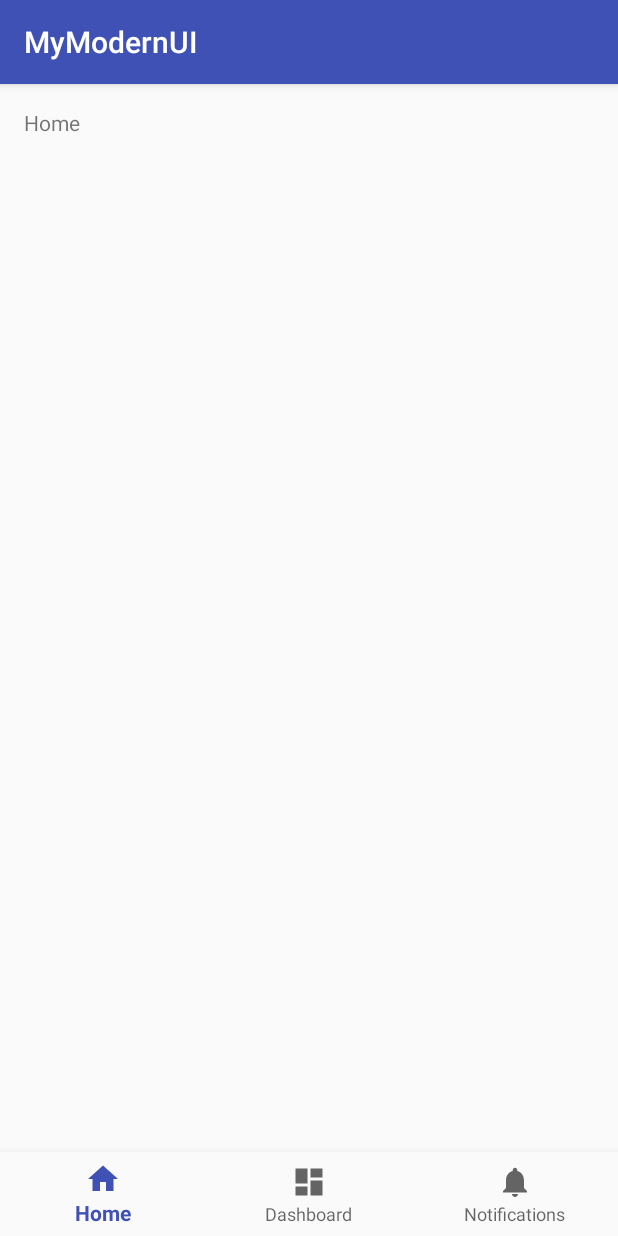
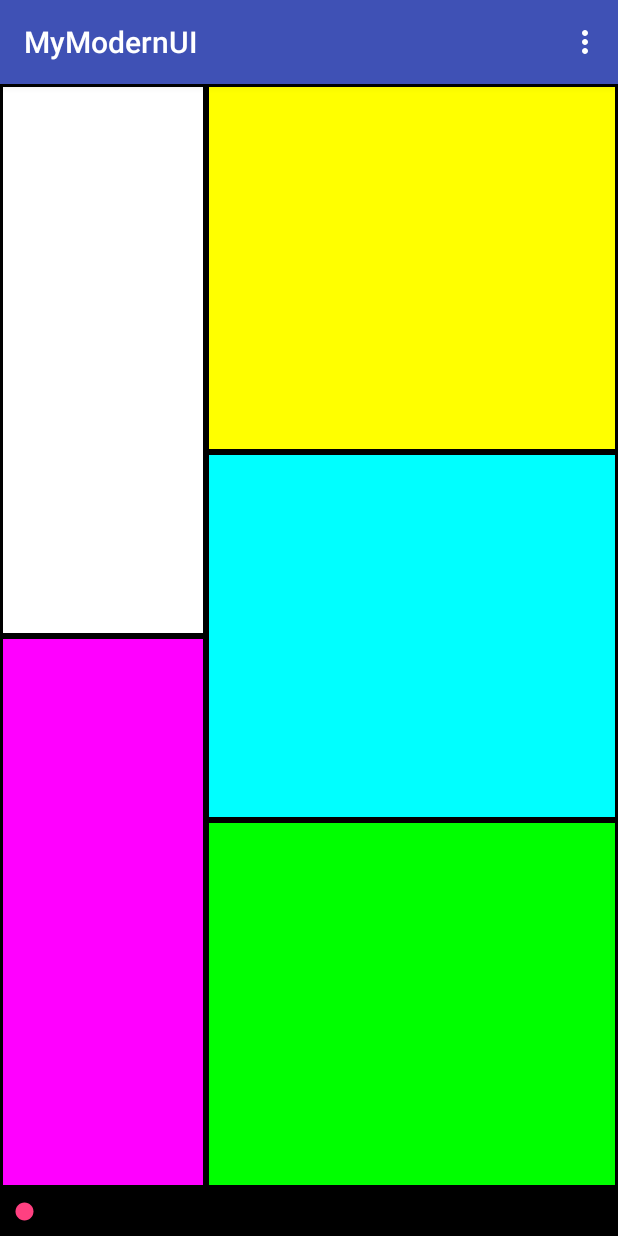
Before and after one commit to YershovAleksandr/Android_018_UI, an Android app: the screen it shows after launch (MainActivity), on a phone screen of 412 x 824 dp. Run offline under Robolectric (Android 15) with nearby library versions, the phone set to English and light mode, and no system bars.

Commit message:
Add some code

```diff
--- a/app/src/main/java/com/nam/mymodernui/MainActivity.java
+++ b/app/src/main/java/com/nam/mymodernui/MainActivity.java
@@ -1,44 +1,110 @@
 package com.nam.mymodernui;
 
 import android.os.Bundle;
-import android.support.annotation.NonNull;
-import android.support.design.widget.BottomNavigationView;
 import android.support.v7.app.AppCompatActivity;
+import android.util.Log;
+import android.view.Menu;
+import android.view.MenuInflater;
 import android.view.MenuItem;
+import android.widget.SeekBar;
 import android.widget.TextView;
+
+import java.util.Random;
 
 public class MainActivity extends AppCompatActivity {
 
-    private TextView mTextMessage;
+    private String LOGTAG = "X42";
 
-    private BottomNavigationView.OnNavigationItemSelectedListener mOnNavigationItemSelectedListener
-            = new BottomNavigationView.OnNavigationItemSelectedListener() {
+    private SeekBar mSeekBar;
 
-        @Override
-        public boolean onNavigationItemSelected(@NonNull MenuItem item) {
-            switch (item.getItemId()) {
-                case R.id.navigation_home:
-                    mTextMessage.setText(R.string.title_home);
-                    return true;
-                case R.id.navigation_dashboard:
-                    mTextMessage.setText(R.string.title_dashboard);
-                    return true;
-                case R.id.navigation_notifications:
-                    mTextMessage.setText(R.string.title_notifications);
-                    return true;
-            }
-            return false;
-        }
-    };
+    private TextView mTextView00;
+    private TextView mTextView01;
+    private TextView mTextView10;
+    private TextView mTextView11;
+    private TextView mTextView12;
+
 
     @Override
     protected void onCreate(Bundle savedInstanceState) {
         super.onCreate(savedInstanceState);
         setContentView(R.layout.activity_main);
 
-        mTextMessage = (TextView) findViewById(R.id.message);
-        BottomNavigationView navigation = (BottomNavigationView) findViewById(R.id.navigation);
-        navigation.setOnNavigationItemSelectedListener(mOnNavigationItemSelectedListener);
+        mSeekBar = findViewById(R.id.seekBar);
+        mSeekBar.setOnSeekBarChangeListener(new SeekBar.OnSeekBarChangeListener() {
+            @Override
+            public void onProgressChanged(SeekBar seekBar, int progress, boolean fromUser)
+            {
+                ChangeColors(progress);
+            }
+
+            @Override
+            public void onStartTrackingTouch(SeekBar seekBar)
+            {
+                Log.i(LOGTAG, "On Start");
+            }
+
+            @Override
+            public void onStopTrackingTouch(SeekBar seekBar)
+            {
+                Log.i(LOGTAG, "On Stop");
+            }
+        });
+
+        mTextView00 = findViewById(R.id.textView00);
+        mTextView01 = findViewById(R.id.textView01);
+        mTextView10 = findViewById(R.id.textView10);
+        mTextView11 = findViewById(R.id.textView11);
+        mTextView12 = findViewById(R.id.textView12);
+
+    }
+
+
+    @Override
+    public boolean onCreateOptionsMenu(Menu menu)
+    {
+        MenuInflater inflater = getMenuInflater();
+        inflater.inflate(R.menu.navigation, menu);
+        return true;
+    }
+
+    @Override
+    public boolean onOptionsItemSelected(MenuItem item)
+    {
+        switch (item.getItemId())
+        {
+            case R.id.more_info:
+                GoInfo();
+                return true;
+            default:
+                return super.onOptionsItemSelected(item);   //wtf???
+        }
+    }
+
+    private void GoInfo()
+    {
+        Log.i(LOGTAG, "Go to Info");
+    }
+
+    private void ChangeColors(int progress)
+    {
+
+
+        //int color = 0xFFFFFF;
+
+        int color;
+
+        Random r = new Random();
+
+        color = r.nextInt(0xFFFFFF);
+
+        Log.i(LOGTAG, "Change colors " + color);
+
+        mTextView00.setBackgroundColor(color);
+/*        mTextView01 = findViewById(R.id.textView01);
+        mTextView10 = findViewById(R.id.textView10);
+        mTextView11 = findViewById(R.id.textView11);
+        mTextView12 = findViewById(R.id.textView12);*/
+
     }
 
 }
--- a/app/src/main/res/layout/activity_main.xml
+++ b/app/src/main/res/layout/activity_main.xml
@@ -5,29 +5,81 @@
     android:id="@+id/container"
     android:layout_width="match_parent"
     android:layout_height="match_parent"
+    android:background="@android:color/background_dark"
     tools:context="com.nam.mymodernui.MainActivity">
 
-    <TextView
-        android:id="@+id/message"
-        android:layout_width="wrap_content"
-        android:layout_height="wrap_content"
-        android:layout_marginLeft="@dimen/activity_horizontal_margin"
-        android:layout_marginStart="@dimen/activity_horizontal_margin"
-        android:layout_marginTop="@dimen/activity_vertical_margin"
-        android:text="@string/title_home"
-        app:layout_constraintLeft_toLeftOf="parent"
-        app:layout_constraintTop_toTopOf="parent" />
 
-    <android.support.design.widget.BottomNavigationView
-        android:id="@+id/navigation"
-        android:layout_width="0dp"
-        android:layout_height="wrap_content"
-        android:layout_marginEnd="0dp"
-        android:layout_marginStart="0dp"
-        android:background="?android:attr/windowBackground"
+    <LinearLayout
+        android:layout_width="match_parent"
+        android:layout_height="match_parent"
+        android:background="@android:color/background_dark"
+        android:layout_marginBottom="32dp"
+        android:orientation="horizontal">
+
+        <LinearLayout
+            android:layout_width="match_parent"
+            android:layout_height="match_parent"
+            android:layout_weight="2"
+            android:orientation="vertical">
+
+            <TextView
+                android:id="@+id/textView00"
+                android:layout_width="match_parent"
+                android:layout_height="match_parent"
+                android:layout_margin="2dp"
+                android:layout_weight="1"
+                android:background="#FFFFFF" />
+
+            <TextView
+                android:id="@+id/textView01"
+                android:layout_width="match_parent"
+                android:layout_height="match_parent"
+                android:layout_margin="2dp"
+                android:layout_marginBottom="16dp"
+                android:layout_weight="1"
+                android:background="#FF00FF" />
+        </LinearLayout>
+
+        <LinearLayout
+            android:layout_width="match_parent"
+            android:layout_height="match_parent"
+            android:layout_weight="1"
+            android:orientation="vertical">
+
+            <TextView
+                android:id="@+id/textView10"
+                android:layout_width="match_parent"
+                android:layout_height="match_parent"
+                android:layout_margin="2dp"
+                android:layout_weight="1"
+                android:background="#FFFF00" />
+
+            <TextView
+                android:id="@+id/textView11"
+                android:layout_width="match_parent"
+                android:layout_height="match_parent"
+                android:layout_margin="2dp"
+                android:layout_weight="1"
+                android:background="#00FFFF" />
+
+            <TextView
+                android:id="@+id/textView12"
+                android:layout_width="match_parent"
+                android:layout_height="match_parent"
+                android:layout_margin="2dp"
+                android:layout_weight="1"
+                android:background="#00FF00"
+                android:paddingBottom="32dp" />
+        </LinearLayout>
+
+    </LinearLayout>
+
+    <SeekBar
+        android:id="@+id/seekBar"
+        android:layout_width="match_parent"
+        android:layout_height="32dp"
+        android:layout_weight="0"
+        android:orientation="horizontal"
         app:layout_constraintBottom_toBottomOf="parent"
-        app:layout_constraintLeft_toLeftOf="parent"
-        app:layout_constraintRight_toRightOf="parent"
-        app:menu="@menu/navigation" />
-
+        tools:layout_editor_absoluteX="512dp" />
 </android.support.constraint.ConstraintLayout>
--- a/app/src/main/res/menu/navigation.xml
+++ b/app/src/main/res/menu/navigation.xml
@@ -2,18 +2,8 @@
 <menu xmlns:android="http://schemas.android.com/apk/res/android">
 
     <item
-        android:id="@+id/navigation_home"
+        android:id="@+id/more_info"
         android:icon="@drawable/ic_home_black_24dp"
-        android:title="@string/title_home" />
-
-    <item
-        android:id="@+id/navigation_dashboard"
-        android:icon="@drawable/ic_dashboard_black_24dp"
-        android:title="@string/title_dashboard" />
-
-    <item
-        android:id="@+id/navigation_notifications"
-        android:icon="@drawable/ic_notifications_black_24dp"
-        android:title="@string/title_notifications" />
+        android:title="@string/more_info" />
 
 </menu>
--- a/app/src/main/res/values/strings.xml
+++ b/app/src/main/res/values/strings.xml
@@ -1,6 +1,4 @@
 <resources>
     <string name="app_name">MyModernUI</string>
-    <string name="title_home">Home</string>
-    <string name="title_dashboard">Dashboard</string>
-    <string name="title_notifications">Notifications</string>
+    <string name="more_info">More Info</string>
 </resources>
```
